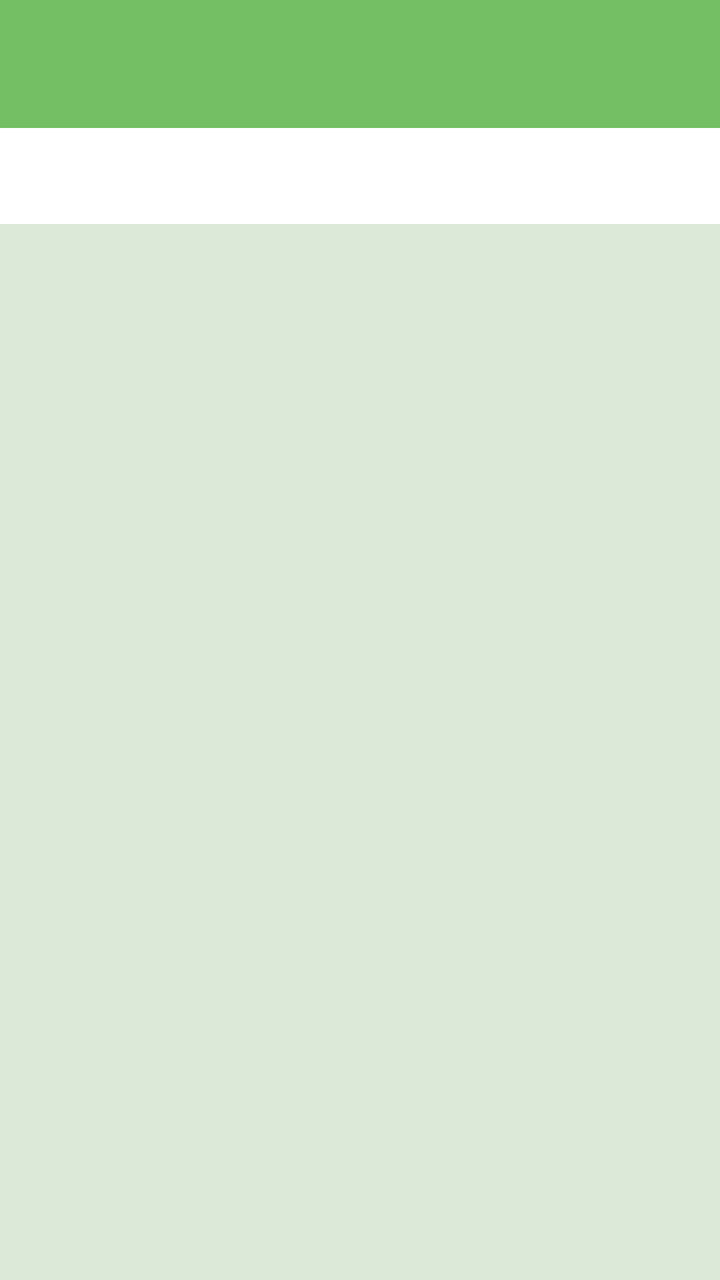
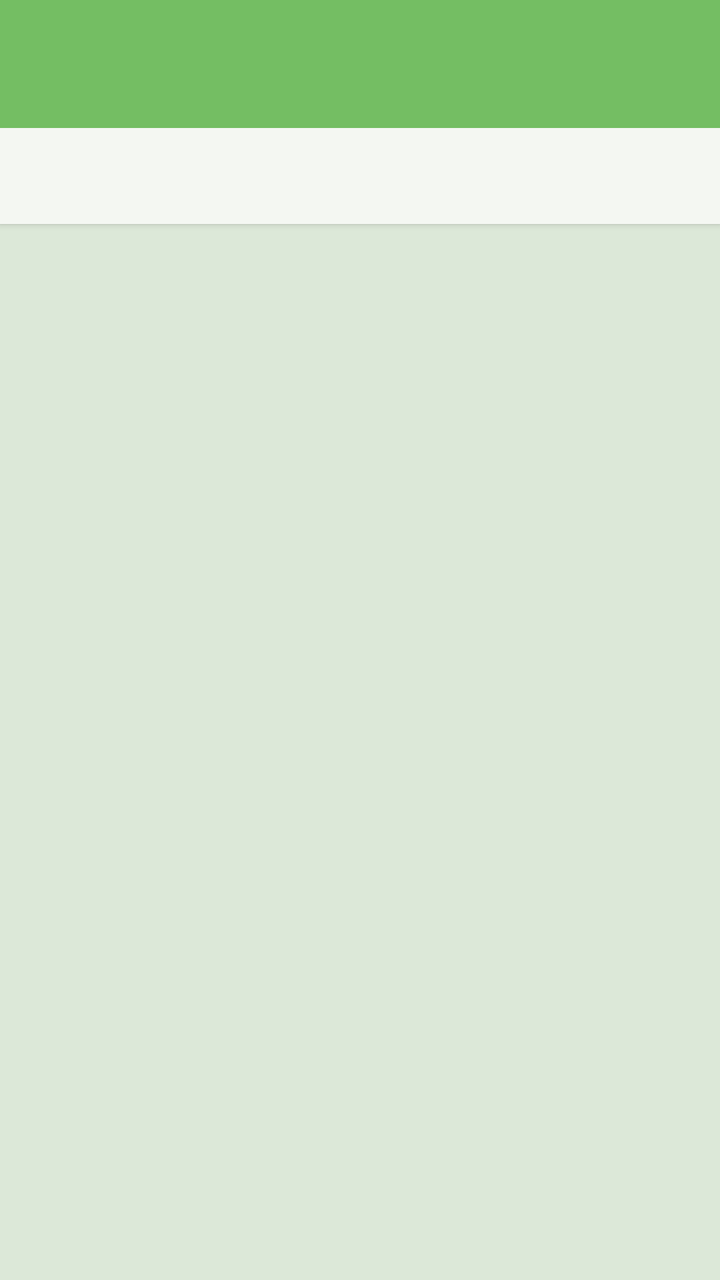

Compare the two renders of this Android layout. The source of the first and the diff that turns it into the second are given below.
<!-- AndroidManifest.xml: application theme Theme.Tiaradistinctive -->
<!-- res/layout/activity_thirteenth.xml -->
<?xml version="1.0" encoding="utf-8"?>
<androidx.constraintlayout.widget.ConstraintLayout
    xmlns:android="http://schemas.android.com/apk/res/android"
    xmlns:app="http://schemas.android.com/apk/res-auto"
    xmlns:tools="http://schemas.android.com/tools"
    android:id="@+id/main"
    android:layout_width="match_parent"
    android:layout_height="match_parent"
    android:background="@color/hijau_muda"
    tools:context=".Home.pertemuan_13_laporan.ThirteenthActivity">

    <androidx.appcompat.widget.Toolbar
        android:id="@+id/toolbar"
        android:layout_width="0dp"
        android:layout_height="?attr/actionBarSize"
        android:background="@color/hijau_primary"
        app:titleTextColor="@color/putih_soft"
        app:subtitleTextColor="@color/putih_soft"
        app:layout_constraintTop_toTopOf="parent"
        app:layout_constraintStart_toStartOf="parent"
        app:layout_constraintEnd_toEndOf="parent"/>

    <com.google.android.material.tabs.TabLayout
        android:id="@+id/tab_layout"
        android:layout_width="0dp"
        android:layout_height="wrap_content"
        android:background="@android:color/white"
        app:tabIndicatorColor="@color/hijau_primary"
        app:tabSelectedTextColor="@color/hijau_primary"
        app:tabTextColor="@color/hijau_text"
        app:layout_constraintTop_toBottomOf="@id/toolbar"
        app:layout_constraintStart_toStartOf="parent"
        app:layout_constraintEnd_toEndOf="parent"/>

    <androidx.viewpager2.widget.ViewPager2
        android:id="@+id/view_pager"
        android:layout_width="0dp"
        android:layout_height="0dp"
        app:layout_constraintTop_toBottomOf="@id/tab_layout"
        app:layout_constraintBottom_toBottomOf="parent"
        app:layout_constraintStart_toStartOf="parent"
        app:layout_constraintEnd_toEndOf="parent"/>

</androidx.constraintlayout.widget.ConstraintLayout>
<!-- resources referenced by this layout -->
<resources>
  <color name="hijau_muda">#DCE8D8</color>
  <color name="hijau_primary">#74BE63</color>
  <color name="hijau_text">#6FB95D</color>
  <color name="putih_soft">#F4F7F2</color>
  <style name="Theme.Tiaradistinctive" parent="Base.Theme.Tiaradistinctive" />
  <style name="Base.Theme.Tiaradistinctive" parent="Theme.Material3.DayNight.NoActionBar">
  
          
          <item name="android:statusBarColor">@color/hijau_primary</item>
  
      </style>
</resources>

<!-- the commit's change to res/layout/activity_thirteenth.xml (unified diff, before → after) -->
@@ -14,23 +14,28 @@
         android:layout_width="0dp"
         android:layout_height="?attr/actionBarSize"
         android:background="@color/hijau_primary"
+        android:elevation="4dp"
         app:titleTextColor="@color/putih_soft"
         app:subtitleTextColor="@color/putih_soft"
         app:layout_constraintTop_toTopOf="parent"
         app:layout_constraintStart_toStartOf="parent"
-        app:layout_constraintEnd_toEndOf="parent"/>
+        app:layout_constraintEnd_toEndOf="parent" />
 
     <com.google.android.material.tabs.TabLayout
         android:id="@+id/tab_layout"
         android:layout_width="0dp"
         android:layout_height="wrap_content"
-        android:background="@android:color/white"
+        android:background="@color/putih_soft"
+        android:elevation="2dp"
         app:tabIndicatorColor="@color/hijau_primary"
+        app:tabIndicatorHeight="3dp"
         app:tabSelectedTextColor="@color/hijau_primary"
-        app:tabTextColor="@color/hijau_text"
+        app:tabTextColor="@color/hijau_dark"
+        app:tabTextAppearance="@android:style/TextAppearance.Widget.TabWidget"
+        app:tabRippleColor="@color/hijau_muda"
         app:layout_constraintTop_toBottomOf="@id/toolbar"
         app:layout_constraintStart_toStartOf="parent"
-        app:layout_constraintEnd_toEndOf="parent"/>
+        app:layout_constraintEnd_toEndOf="parent" />
 
     <androidx.viewpager2.widget.ViewPager2
         android:id="@+id/view_pager"
@@ -39,6 +44,6 @@
         app:layout_constraintTop_toBottomOf="@id/tab_layout"
         app:layout_constraintBottom_toBottomOf="parent"
         app:layout_constraintStart_toStartOf="parent"
-        app:layout_constraintEnd_toEndOf="parent"/>
+        app:layout_constraintEnd_toEndOf="parent" />
 
 </androidx.constraintlayout.widget.ConstraintLayout>
<!-- resource entries referenced after the edit -->
@@ -1,8 +1,8 @@
 <!-- resources referenced by this layout -->
 <resources>
+  <color name="hijau_dark">#5AA84A</color>
   <color name="hijau_muda">#DCE8D8</color>
   <color name="hijau_primary">#74BE63</color>
-  <color name="hijau_text">#6FB95D</color>
   <color name="putih_soft">#F4F7F2</color>
   <style name="Theme.Tiaradistinctive" parent="Base.Theme.Tiaradistinctive" />
   <style name="Base.Theme.Tiaradistinctive" parent="Theme.Material3.DayNight.NoActionBar">
